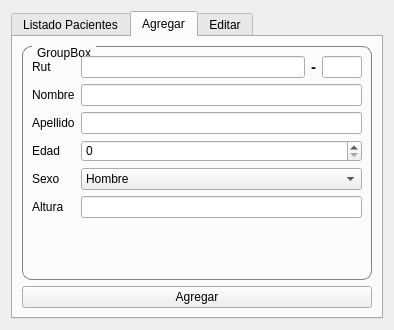
Qt form sql.ui (hectorda/Bio-Feedback) before a commit.
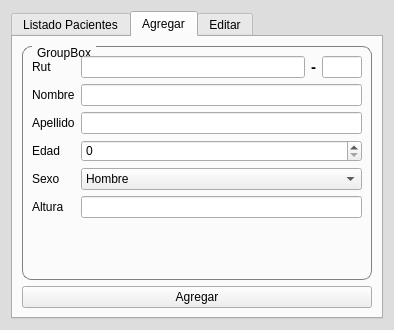
The same form after that commit. Icons and pictures are not drawn.

Patch:
```diff
--- a/sql.ui
+++ b/sql.ui
@@ -18,7 +18,11 @@
     <normaloff>:/images/database.png</normaloff>:/images/database.png</iconset>
   </property>
   <property name="styleSheet">
-   <string notr="true">QGroupBox {
+   <string notr="true">QDialog{
+background-color:rgb(221, 221, 221)
+}
+
+QGroupBox {
     border: 1px solid gray;
     border-radius: 9px;
     margin-top: 0.5em;
@@ -28,7 +32,8 @@
     subcontrol-origin: margin;
     left: 10px;
     padding: 0 3px 0 3px;
-}</string>
+}
+</string>
   </property>
   <layout class="QVBoxLayout" name="verticalLayout">
    <item>
```
Left out of the diff: 2 changed lines with no effect on the pictures.
